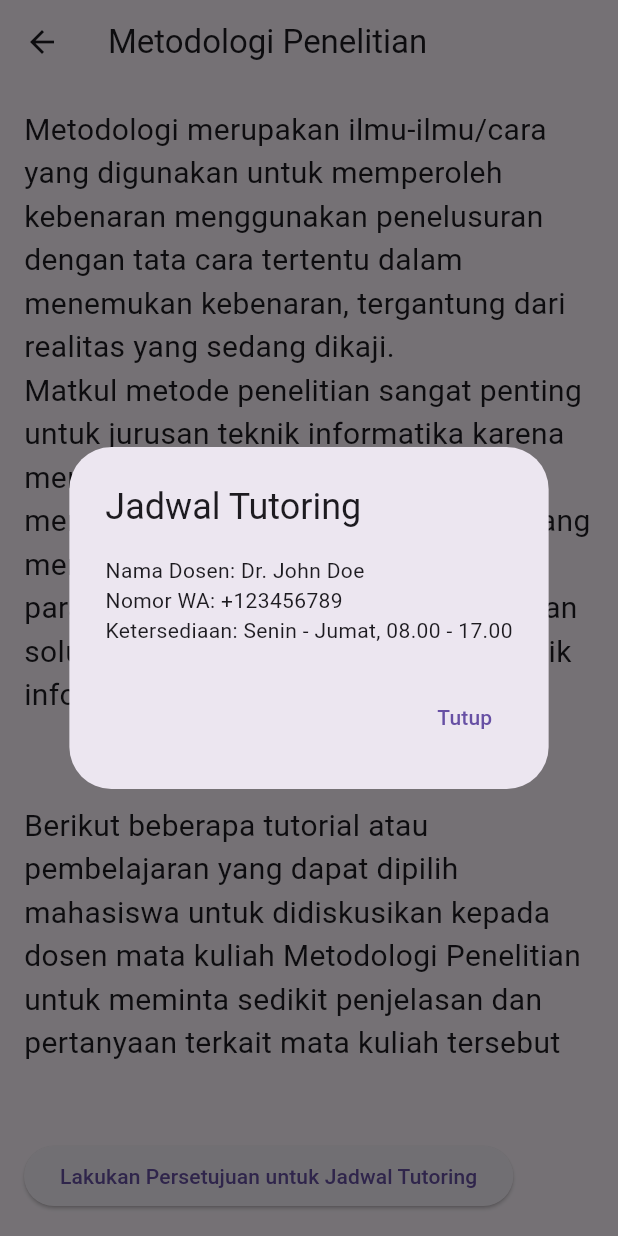
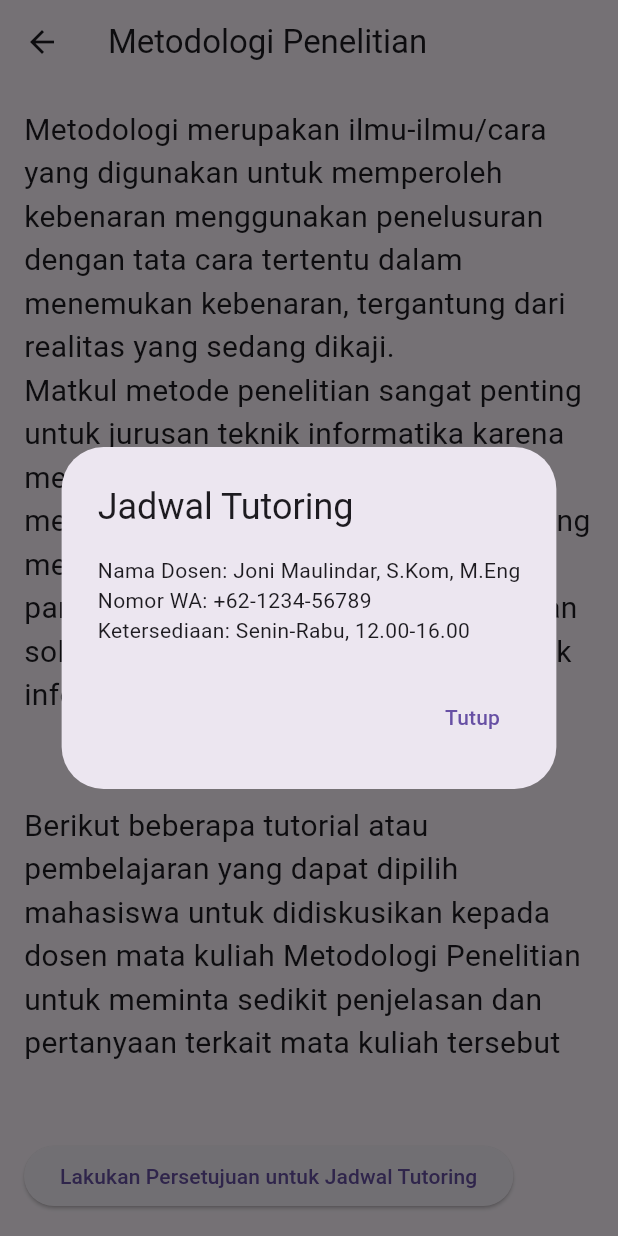
Before and after one commit to Kagachi1/aplikasi_tutor_pribadi, a Flutter app: the MetodologiPenelitianPage screen opened directly, after a tap on "Lakukan Persetujuan untuk Jadwal Tutorin", on a phone screen of 412 x 824 dp. Run offline on Flutter 3.47's test engine with Material 3 defaults, Android fonts, the phone set to English and light mode, and no system bars; Roboto replaces fonts that are missing (Nunito).

Commit message:
sedikit penyesusaian pada metodologi penelitian

```diff
--- a/lib/metodologi_penelitian.dart
+++ b/lib/metodologi_penelitian.dart
@@ -38,9 +38,9 @@ class MetodologiPenelitianPage extends StatelessWidget {
                         child: Column(
                           crossAxisAlignment: CrossAxisAlignment.start,
                           children: [
-                            Text("Nama Dosen: Dr. John Doe"),
-                            Text("Nomor WA: +123456789"),
-                            Text("Ketersediaan: Senin - Jumat, 08.00 - 17.00"),
+                            Text("Nama Dosen: Joni Maulindar, S.Kom, M.Eng"),
+                            Text("Nomor WA: +62-1234-56789"),
+                            Text("Ketersediaan: Senin-Rabu, 12.00-16.00"),
                           ],
                         ),
                       ),
```
